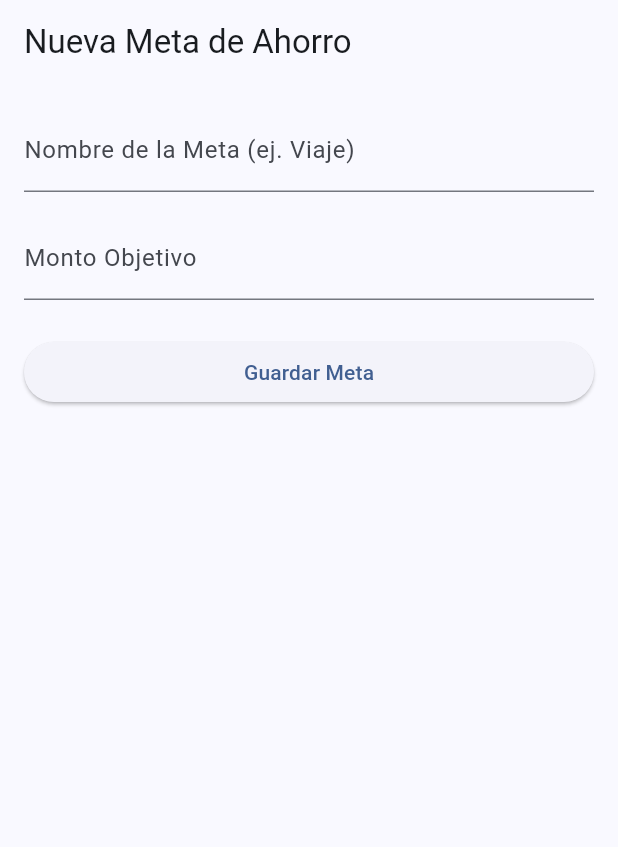
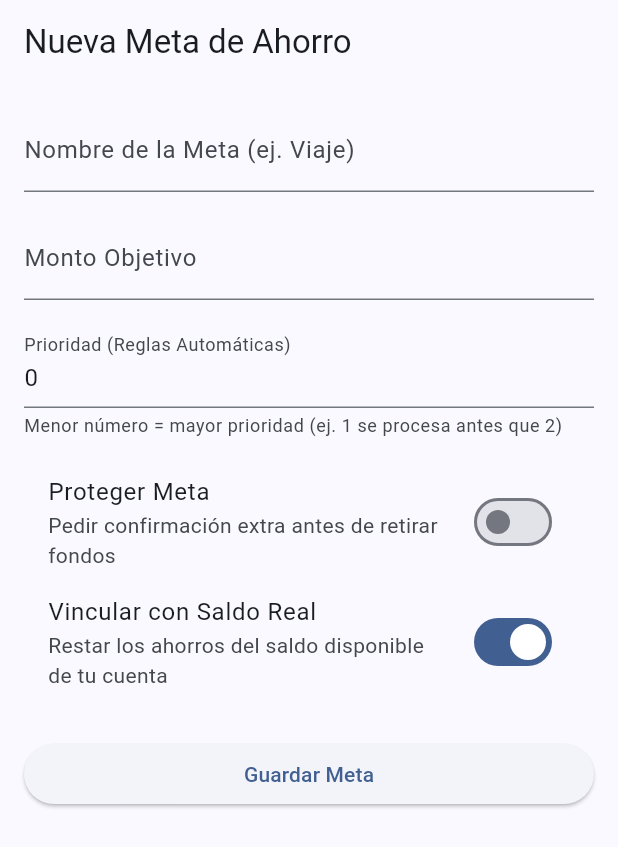
Before and after one commit to raulanto/gestor_gastos, a Flutter app: the AddSavingsGoalPage screen opened by its route, on a phone screen of 412 x 824 dp. Shown: the top 847 px of the screen. Run offline on Flutter 3.47's test engine with Material 3 defaults, Android fonts, the phone set to English and light mode, and no system bars; our stand-ins replace fl_chart, flutter_riverpod, go_router, google_fonts, image_picker, shared_preferences and 1 more; accounts and stored records are empty.

Commit message:
Nueva funcionalidad: incorporación de ajustes de prioridad, protección y deducción por saldo dinámico a los objetivos de ahorro, junto con actualizaciones en la lógica de procesamiento basada en reglas.

```diff
--- a/lib/features/savings/domain/entities/savings_goal.dart
+++ b/lib/features/savings/domain/entities/savings_goal.dart
@@ -6,6 +6,9 @@ class SavingsGoalEntity {
   final int iconCode;
   final int colorCode;
   final String status; // 'active', 'completed', 'archived'
+  final bool isProtected;
+  final int priority;
+  final bool deductFromBalance;
 
   SavingsGoalEntity({
     this.id,
@@ -15,6 +18,9 @@ class SavingsGoalEntity {
     required this.iconCode,
     required this.colorCode,
     this.status = 'active',
+    this.isProtected = false,
+    this.priority = 0,
+    this.deductFromBalance = true,
   });
 
   Map<String, dynamic> toMap() {
@@ -26,6 +32,9 @@ class SavingsGoalEntity {
       'icon_code': iconCode,
       'color_code': colorCode,
       'status': status,
+      'is_protected': isProtected ? 1 : 0,
+      'priority': priority,
+      'deduct_from_balance': deductFromBalance ? 1 : 0,
     };
   }
 
@@ -38,6 +47,9 @@ class SavingsGoalEntity {
       iconCode: map['icon_code'],
       colorCode: map['color_code'],
       status: map['status'] ?? 'active',
+      isProtected: (map['is_protected'] ?? 0) == 1,
+      priority: map['priority'] ?? 0,
+      deductFromBalance: (map['deduct_from_balance'] ?? 1) == 1,
     );
   }
 
@@ -49,6 +61,9 @@ class SavingsGoalEntity {
     int? iconCode,
     int? colorCode,
     String? status,
+    bool? isProtected,
+    int? priority,
+    bool? deductFromBalance,
   }) {
     return SavingsGoalEntity(
       id: id ?? this.id,
@@ -58,6 +73,9 @@ class SavingsGoalEntity {
       iconCode: iconCode ?? this.iconCode,
       colorCode: colorCode ?? this.colorCode,
       status: status ?? this.status,
+      isProtected: isProtected ?? this.isProtected,
+      priority: priority ?? this.priority,
+      deductFromBalance: deductFromBalance ?? this.deductFromBalance,
     );
   }
 }
--- a/lib/features/savings/presentation/pages/add_savings_goal_page.dart
+++ b/lib/features/savings/presentation/pages/add_savings_goal_page.dart
@@ -17,6 +17,10 @@ class _AddSavingsGoalPageState extends ConsumerState<AddSavingsGoalPage> {
   double _targetAmount = 0.0;
   DateTime? _deadline;
 
+  bool _isProtected = false;
+  bool _deductFromBalance = true;
+  int _priority = 0;
+
   @override
   Widget build(BuildContext context) {
     return Scaffold(
@@ -34,9 +38,32 @@ class _AddSavingsGoalPageState extends ConsumerState<AddSavingsGoalPage> {
             const SizedBox(height: 16),
             TextFormField(
               decoration: const InputDecoration(labelText: 'Monto Objetivo'),
-              keyboardType: TextInputType.number,
+              keyboardType: const TextInputType.numberWithOptions(decimal: true),
               validator: (v) => v == null || double.tryParse(v) == null ? 'Monto inválido' : null,
               onSaved: (v) => _targetAmount = double.parse(v!),
+            ),
+            const SizedBox(height: 16),
+            TextFormField(
+              decoration: const InputDecoration(
+                labelText: 'Prioridad (Reglas Automáticas)',
+                helperText: 'Menor número = mayor prioridad (ej. 1 se procesa antes que 2)',
+              ),
+              keyboardType: TextInputType.number,
+              initialValue: '0',
+              onSaved: (v) => _priority = int.tryParse(v ?? '0') ?? 0,
+            ),
+            const SizedBox(height: 16),
+            SwitchListTile(
+              title: const Text('Proteger Meta'),
+              subtitle: const Text('Pedir confirmación extra antes de retirar fondos'),
+              value: _isProtected,
+              onChanged: (val) => setState(() => _isProtected = val),
+            ),
+            SwitchListTile(
+              title: const Text('Vincular con Saldo Real'),
+              subtitle: const Text('Restar los ahorros del saldo disponible de tu cuenta'),
+              value: _deductFromBalance,
+              onChanged: (val) => setState(() => _deductFromBalance = val),
             ),
             const SizedBox(height: 24),
             ElevatedButton(
@@ -49,6 +76,9 @@ class _AddSavingsGoalPageState extends ConsumerState<AddSavingsGoalPage> {
                     deadlineDate: _deadline?.toIso8601String(),
                     iconCode: Icons.savings.codePoint, // Default
                     colorCode: Colors.blue.toARGB32(), // Default
+                    isProtected: _isProtected,
+                    priority: _priority,
+                    deductFromBalance: _deductFromBalance,
                   );
                   ref.read(savingsGoalsProvider.notifier).addGoal(newGoal);
                   context.pop();
--- a/lib/features/savings/presentation/pages/savings_rules_page.dart
+++ b/lib/features/savings/presentation/pages/savings_rules_page.dart
@@ -27,6 +27,7 @@ class _SavingsRulesPageState extends ConsumerState<SavingsRulesPage> {
       double defaultValue = 0;
       if (type == 'fixed_percentage') defaultValue = 10;
       if (type == 'scheduled') defaultValue = 50;
+      if (type == 'round_up') defaultValue = 10;
 
       await repo.createRule(SavingsRuleEntity(
         goalId: widget.goal.id!,
@@ -92,7 +93,7 @@ class _SavingsRulesPageState extends ConsumerState<SavingsRulesPage> {
               const SizedBox(height: 16),
               _buildRuleTile(
                 title: 'Redondeo de Gastos',
-                subtitle: 'Redondea tus gastos a la siguiente decena',
+                subtitle: roundUp != null ? 'Redondea tus gastos a múltiplos de \$${roundUp.value.toStringAsFixed(0)}' : 'Desactivado',
                 icon: Icons.pie_chart_outline,
                 rule: roundUp,
                 type: 'round_up',
@@ -130,7 +131,7 @@ class _SavingsRulesPageState extends ConsumerState<SavingsRulesPage> {
     required String type,
   }) {
     final isActive = rule?.status == 'active';
-    final hasValueConfig = type != 'round_up';
+    final hasValueConfig = true; // Permitir edición para todas las reglas
 
     return ListTile(
       leading: CircleAvatar(
```
Also changed, not shown: lib/core/database/app_database.dart (+11 -2 lines), lib/features/savings/application/savings_service.dart (+37 -10 lines), lib/features/savings/presentation/widgets/edit_savings_goal_dialog.dart (+33 -1 lines), lib/features/savings/presentation/widgets/savings_transaction_form.dart (+36 -1 lines).
